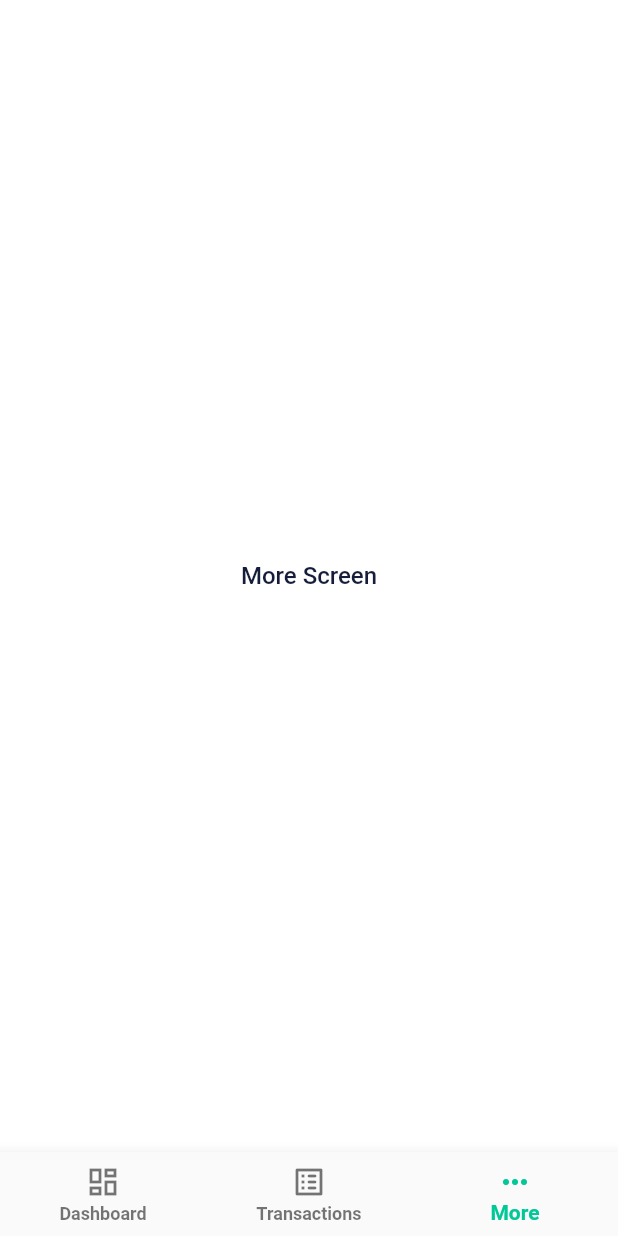
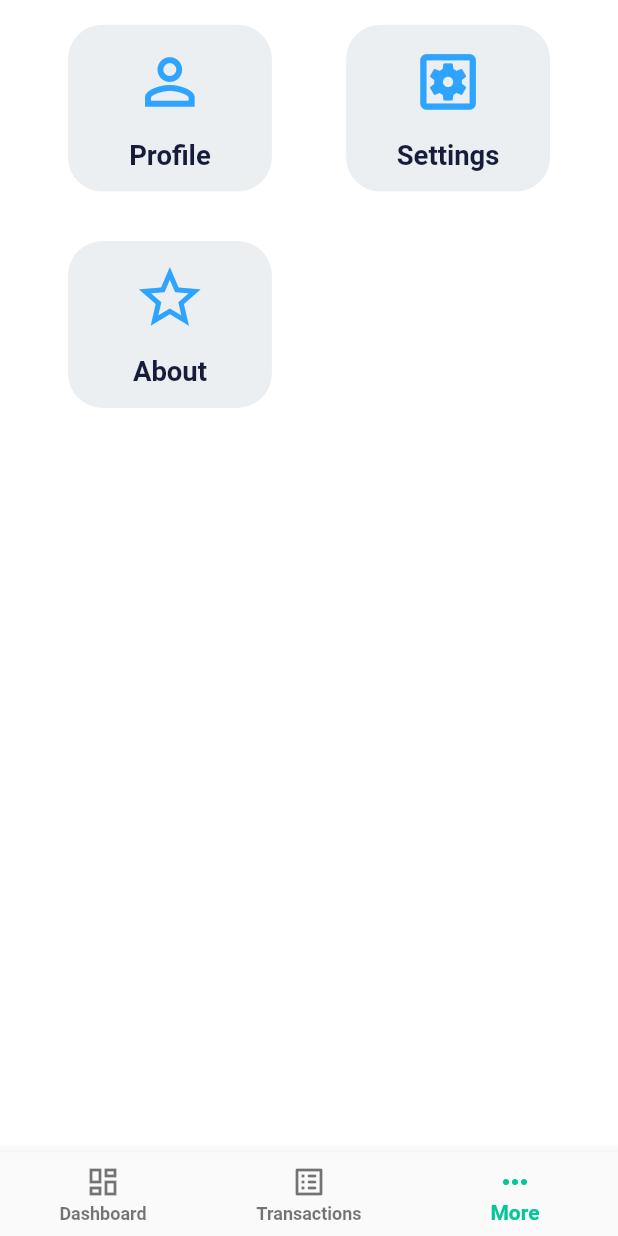
Before and after one commit to anibalventura/caishen-wallet-flutter, a Flutter app: the screen it shows once a user with an empty profile is signed in, item 3 of the bottom bar chosen, on a phone screen of 412 x 824 dp. Run offline on Flutter 3.47's test engine with Material 2 defaults, Android fonts, the phone set to English and light mode, and no system bars; our stand-ins replace animated_text_kit, cloud_firestore, easy_localization, firebase_auth, firebase_core, flutter_screenutil and 2 more; accounts and stored records are empty; generated files the repository leaves out were written again.

Commit message:
User can sign out and add more screen items.

```diff
--- a/assets/lang/en.json
+++ b/assets/lang/en.json
@@ -6,9 +6,9 @@
   "empty_form_field_error": "This field is required.",
   "complete_field_error": "Complete all fields.",
   "///////////////////// Login Screen ///////////////////////": "",
-  "login": "Login",
   "login_email": "Email",
   "login_password": "Password",
+  "login_sign_in": "Sign in",
   "login_no_account": "Not an user? Create account",
   "/////////////////// Dashboard Screen /////////////////////": "",
   "dashboard": "Dashboard",
@@ -40,5 +40,9 @@
   "date_picker_select": "Select",
   "transaction_description": "Description",
   "///////////////////// More Screen ///////////////////////": "",
-  "more": "More"
+  "more": "More",
+  "more_profile": "Profile",
+  "profile_sign_out": "Sign out",
+  "more_settings": "Settings",
+  "more_about": "About"
 }
--- a/assets/lang/es.json
+++ b/assets/lang/es.json
@@ -6,10 +6,10 @@
   "empty_form_field_error": "Este campo es obligatorio.",
   "complete_field_error": "Completar todos los campos.",
   "///////////////////// Login Screen ///////////////////////": "",
-  "email": "Correo",
-  "password": "Contraseña",
-  "login": "Iniciar sesión",
-  "no_account": "No eres un usuario? Crear una cuenta",
+  "login_email": "Correo",
+  "login_password": "Contraseña",
+  "login_sign_in": "Iniciar sesión",
+  "login_no_account": "No eres un usuario? Crear una cuenta",
   "/////////////////// Dashboard Screen /////////////////////": "",
   "dashboard": "Dashboard",
   "/////////////////// Transactions Screen /////////////////////": "",
@@ -40,5 +40,9 @@
   "date_picker_select": "Seleccionar",
   "transaction_description": "Descripcioón",
   "///////////////////// More Screen ///////////////////////": "",
-  "more": "Más"
+  "more": "Más",
+  "more_profile": "Perfil",
+  "profile_sign_out": "Cerrar sesión",
+  "more_settings": "Ajustes",
+  "more_about": "Acerca de"
 }
--- a/lib/app.dart
+++ b/lib/app.dart
@@ -5,6 +5,7 @@ import 'package:caishen_wallet/ui/screens/dashboard_screen.dart';
 import 'package:caishen_wallet/ui/screens/home_screen.dart';
 import 'package:caishen_wallet/ui/screens/login_screen.dart';
 import 'package:caishen_wallet/ui/screens/more_screen.dart';
+import 'package:caishen_wallet/ui/screens/profile_screen.dart';
 import 'package:caishen_wallet/ui/screens/transactions_screen.dart';
 import 'package:caishen_wallet/ui/themes.dart';
 import 'package:caishen_wallet/ui/widgets/liquid_progress_indicator_widget.dart';
@@ -36,12 +37,11 @@ class CaishenWalletApp extends StatelessWidget {
             theme: Themes.lightTheme,
             darkTheme: Themes.darkTheme,
             routes: {
-              LoginScreen.routeName: (_) => LoginScreen(),
-              HomeScreen.routeName: (_) => HomeScreen(),
               DashboardScreen.routeName: (_) => DashboardScreen(),
               TransactionsScreen.routeName: (_) => TransactionsScreen(),
               AddTransactionScreen.routeName: (_) => AddTransactionScreen(),
               MoreScreen.routeName: (_) => MoreScreen(),
+              ProfileScreen.routeName: (_) => ProfileScreen(),
             },
             home: StreamBuilder(
               stream: Auth().user,
--- a/lib/ui/screens/home_screen.dart
+++ b/lib/ui/screens/home_screen.dart
@@ -12,8 +12,6 @@ class HomeScreen extends StatefulWidget {
   const HomeScreen({
     Key? key,
   }) : super(key: key);
-
-  static const String routeName = '/home_screen';
 
   @override
   State<HomeScreen> createState() => _HomeScreen();
--- a/lib/ui/screens/more_screen.dart
+++ b/lib/ui/screens/more_screen.dart
@@ -1,5 +1,14 @@
+import 'dart:io';
+
+import 'package:caishen_wallet/ui/screens/profile_screen.dart';
+import 'package:caishen_wallet/ui/widgets/more_item_widget.dart';
+import 'package:caishen_wallet/ui/widgets/snackbar_widget.dart';
+import 'package:caishen_wallet/utils/localizations.dart';
 import 'package:caishen_wallet/utils/utils.dart';
+import 'package:easy_localization/easy_localization.dart';
+import 'package:flutter/cupertino.dart';
 import 'package:flutter/material.dart';
+import 'package:flutter_screenutil/flutter_screenutil.dart';
 
 class MoreScreen extends StatelessWidget {
   const MoreScreen({
@@ -12,11 +21,47 @@ class MoreScreen extends StatelessWidget {
   Widget build(BuildContext context) {
     return Scaffold(
       body: SafeArea(
-        child: Center(
-          child: Text(
-            'More Screen',
-            style: Utils.theme(context).textTheme.bodyText1,
+        child: GridView(
+          gridDelegate: SliverGridDelegateWithMaxCrossAxisExtent(
+            childAspectRatio: 5 / 3,
+            maxCrossAxisExtent: 0.5.sw,
+            mainAxisSpacing: 0.04.sh,
           ),
+          padding: EdgeInsets.symmetric(
+            horizontal: 0.05.sw,
+            vertical: 0.02.sh,
+          ),
+          children: [
+            MoreItem(
+              icon: Platform.isAndroid
+                  ? Icons.person_outline
+                  : CupertinoIcons.person,
+              title: tr(LocaleTr.moreProfile),
+              onTap: () =>
+                  Navigator.of(context).pushNamed(ProfileScreen.routeName),
+            ),
+            MoreItem(
+              icon: Platform.isAndroid
+                  ? Icons.settings_applications_outlined
+                  : CupertinoIcons.settings,
+              title: tr(LocaleTr.moreSettings),
+              onTap: () => showSnackbar(
+                context: context,
+                msg: 'Coming soon!',
+                color: Utils.theme(context).colorScheme.primary,
+              ),
+            ),
+            MoreItem(
+              icon:
+                  Platform.isAndroid ? Icons.star_border : CupertinoIcons.star,
+              title: tr(LocaleTr.moreAbout),
+              onTap: () => showSnackbar(
+                context: context,
+                msg: 'Coming soon!',
+                color: Utils.theme(context).colorScheme.primary,
+              ),
+            ),
+          ],
         ),
       ),
     );
--- a/lib/ui/themes.dart
+++ b/lib/ui/themes.dart
@@ -6,6 +6,8 @@ class Themes {
   /*
   * Colors.
   */
+
+  static const Color _secondaryTextColor = Colors.white;
 
   // Light.
   static const Color _lightPrimaryColor = Color(0xFF00C897);
@@ -25,11 +27,7 @@ class Themes {
 
   static final TextStyle _headlineText1 = TextStyle(
     fontSize: 16.sp,
-    fontWeight: FontWeight.w500,
-  );
-
-  static final TextStyle _headlineText2 = _headlineText1.copyWith(
-    fontWeight: FontWeight.w700,
+    fontWeight: FontWeight.w600,
   );
 
   static final TextStyle _bodyText1 = TextStyle(
@@ -37,7 +35,8 @@ class Themes {
     fontWeight: FontWeight.w500,
   );
 
-  static final TextStyle _bodyText2 = _bodyText1.copyWith(
+  static final TextStyle _bodyText2 = TextStyle(
+    fontSize: 14.sp,
     fontWeight: FontWeight.w700,
   );
 
@@ -59,14 +58,14 @@ class Themes {
       headline1: _headlineText1.copyWith(
         color: _lightPrimaryTextColor,
       ),
-      headline2: _headlineText2.copyWith(
-        color: _lightPrimaryTextColor,
+      headline2: _headlineText1.copyWith(
+        color: _secondaryTextColor,
       ),
       bodyText1: _bodyText1.copyWith(
         color: _lightPrimaryTextColor,
       ),
       bodyText2: _bodyText2.copyWith(
-        color: _lightPrimaryTextColor,
+        color: _secondaryTextColor,
       ),
     ),
     fontFamily: GoogleFonts.roboto().fontFamily,
@@ -88,13 +87,7 @@ class Themes {
       headline1: _headlineText1.copyWith(
         color: _darkPrimaryTextColor,
       ),
-      headline2: _headlineText2.copyWith(
-        color: _darkPrimaryTextColor,
-      ),
       bodyText1: _bodyText1.copyWith(
-        color: _darkPrimaryTextColor,
-      ),
-      bodyText2: _bodyText2.copyWith(
         color: _darkPrimaryTextColor,
       ),
     ),
--- /dev/null
+++ b/lib/ui/widgets/more_item_widget.dart
@@ -0,0 +1,45 @@
+import 'package:flutter/material.dart';
+import 'package:flutter_screenutil/flutter_screenutil.dart';
+
+class MoreItem extends StatelessWidget {
+  const MoreItem({
+    Key? key,
+    required this.icon,
+    required this.title,
+    required this.onTap,
+  }) : super(key: key);
+
+  final IconData icon;
+  final String title;
+  final Function onTap;
+
+  @override
+  Widget build(BuildContext context) {
+    return InkWell(
+      onTap: onTap as VoidCallback,
+      child: Container(
+        margin: EdgeInsets.symmetric(
+          horizontal: 0.06.sw,
+        ),
+        decoration: BoxDecoration(
+          color: Colors.blueGrey.shade50,
+          borderRadius: BorderRadius.circular(20.r),
+        ),
+        child: Column(
+          mainAxisAlignment: MainAxisAlignment.spaceEvenly,
+          children: [
+            Icon(
+              icon,
+              size: 0.06.sh,
+            ),
+            Text(
+              title,
+              textAlign: TextAlign.center,
+              style: Theme.of(context).textTheme.headline1,
+            ),
+          ],
+        ),
+      ),
+    );
+  }
+}
--- a/lib/ui/widgets/transaction_item_widget.dart
+++ b/lib/ui/widgets/transaction_item_widget.dart
@@ -36,7 +36,7 @@ class TransactionItem extends StatelessWidget {
               children: [
                 Text(
                   transaction.category!,
-                  style: Utils.theme(context).textTheme.headline2,
+                  style: Utils.theme(context).textTheme.headline1,
                 ),
                 SizedBox(height: 0.005.sh),
                 Text(
--- a/lib/utils/localizations.dart
+++ b/lib/utils/localizations.dart
@@ -14,10 +14,10 @@ class LocaleTr {
   static const String completeFieldError = 'complete_field_error';
 
   // Login Screen.
-  static const String email = 'email';
-  static const String password = 'password';
-  static const String login = 'login';
-  static const String noAccount = 'no_account';
+  static const String loginEmail = 'login_email';
+  static const String loginPassword = 'login_password';
+  static const String loginSignIn = 'login_sign_in';
+  static const String loginNoAccount = 'login_no_account';
 
   // Dashboard Screen.
   static const String dashboard = 'dashboard';
@@ -52,4 +52,8 @@ class LocaleTr {
 
   // More Screen.
   static const String more = 'more';
+  static const String moreProfile = 'more_profile';
+  static const String profileSignOut = 'profile_sign_out';
+  static const String moreSettings = 'more_settings';
+  static const String moreAbout = 'more_about';
 }
```
Also changed, not shown: lib/ui/screens/login_screen.dart (+4 -6 lines), lib/ui/screens/profile_screen.dart (added, +37 -0 lines).
